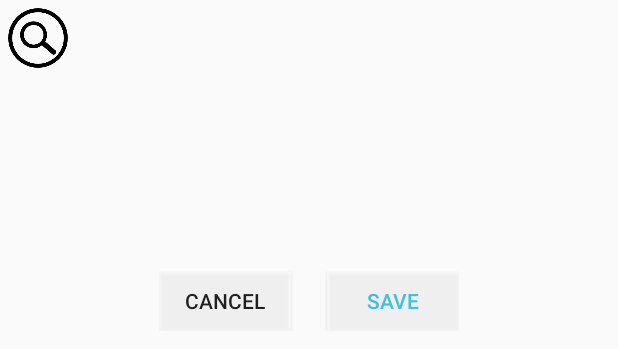
After one commit to Bynine/sharks-umass, an Android app: the layout activity_results_view.xml on its own in the app's theme, with its tools: preview values and no code run, on a phone screen of 412 x 824 dp. The commit adds this screen. Shown: the top 349 px of the screen. Run offline under Robolectric (Android 15) with nearby library versions, the phone set to English and light mode, and no system bars.

Commit message:
Integrate image processor

```diff
--- a/app/build.gradle
+++ b/app/build.gradle
@@ -38,7 +38,7 @@ dependencies {
     compile 'com.android.support:design:24.2.1'
     compile 'com.android.support.constraint:constraint-layout:1.0.2'
     compile 'com.android.support:support-v4:24.2.1'
-    compile 'com.google.android.gms:play-services-vision:9.0.0+'
+    compile 'com.google.android.gms:play-services-vision:10.2.1'
     compile 'com.theartofdev.edmodo:android-image-cropper:2.3.1'
     testCompile 'junit:junit:4.12'
 }
--- /dev/null
+++ b/app/src/main/res/layout/activity_results_view.xml
@@ -0,0 +1,70 @@
+<?xml version="1.0" encoding="utf-8"?>
+<RelativeLayout xmlns:android="http://schemas.android.com/apk/res/android"
+    xmlns:app="http://schemas.android.com/apk/res-auto"
+    xmlns:tools="http://schemas.android.com/tools"
+    android:layout_width="match_parent"
+    android:layout_height="match_parent"
+    tools:context="sharks_umass.scanit.ResultsViewActivity">
+
+        <ImageView
+            android:id="@+id/previewImage"
+            android:src="@drawable/define"
+            android:layout_width="40dp"
+            android:layout_height="40dp"
+            android:layout_alignParentStart="true"
+            android:layout_marginStart="5dp"
+            android:layout_marginTop="5dp"
+            android:scaleType="fitCenter"
+            android:tint="@color/colorPrimaryDark"
+            />
+
+        <TextView
+            android:id="@+id/titleView"
+            android:layout_width="match_parent"
+            android:layout_height="40dp"
+            android:layout_toEndOf="@+id/previewImage"
+            android:layout_marginStart="5dp"
+            android:layout_marginEnd="5dp"
+            android:layout_marginTop="5dp"
+            />
+
+        <TextView
+            android:id="@+id/descriptionView"
+            android:layout_width="match_parent"
+            android:layout_height="120dp"
+            android:layout_below="@+id/titleView"
+            android:layout_marginStart="5dp"
+            android:layout_marginEnd="5dp"
+            android:layout_marginTop="5dp"
+            android:layout_centerHorizontal="true"
+            />
+
+        <RelativeLayout
+            android:id="@+id/sublayout"
+            android:layout_width="200dp"
+            android:layout_height="40dp"
+            android:layout_marginTop="10dp"
+            android:layout_centerInParent="true"
+            android:layout_below="@+id/descriptionView">
+
+                <Button
+                    android:id="@+id/cancel_action"
+                    android:layout_width="wrap_content"
+                    android:layout_height="wrap_content"
+                    android:background="#80FFFFFF"
+                    android:layout_alignParentStart="true"
+                    android:text="CANCEL"
+                    />
+
+                <Button
+                    android:id="@+id/save_action"
+                    android:layout_width="wrap_content"
+                    android:layout_height="wrap_content"
+                    android:background="#80FFFFFF"
+                    android:textColor="#40BEE7"
+                    android:layout_alignParentEnd="true"
+                    android:text="SAVE"
+                    />
+
+        </RelativeLayout>
+</RelativeLayout>
--- a/app/src/main/res/values/strings.xml
+++ b/app/src/main/res/values/strings.xml
@@ -6,4 +6,5 @@
     <string name="title_activity_crop_view">CropViewActivity</string>
     <string name="dummy_button">Dummy Button</string>
     <string name="dummy_content">DUMMY\nCONTENT</string>
+    <string name="title_activity_results_view">ResultsViewActivity</string>
 </resources>
```
Also changed, not shown: app/src/main/AndroidManifest.xml (+13 -5 lines), app/src/main/java/sharks_umass/scanit/CropViewActivity.java (+22 -12 lines), app/src/main/java/sharks_umass/scanit/ResultsViewActivity.java (added, +25 -0 lines), app/src/main/java/sharks_umass/scanit/apis/ImageProcessor.java (+8 -6 lines).
